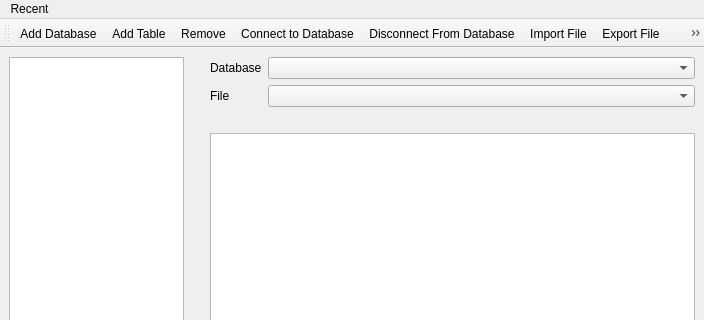
First picture: the form in zeex/core/ui/sql/main.ui, repository zbarge/zeex, before the edit; both pictures show x 0 to 704 and y 0 to 320 of the 704 by 580 pixel window.
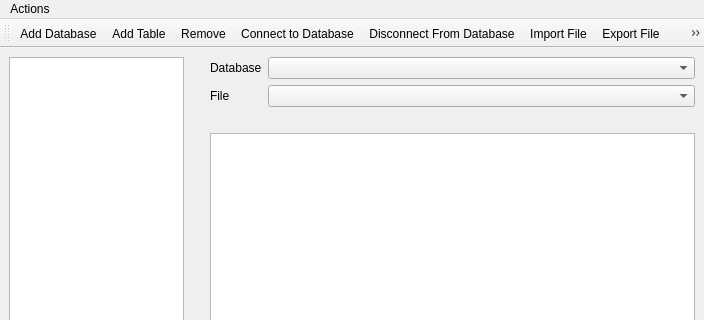
Second picture: the form after the edit. Icons and pictures are not drawn.

Diff of the .ui file:
```diff
--- a/zeex/core/ui/sql/main.ui
+++ b/zeex/core/ui/sql/main.ui
@@ -134,7 +134,7 @@
    </property>
    <widget class="QMenu" name="menuFiles">
     <property name="title">
-     <string>Recent</string>
+     <string>Actions</string>
     </property>
    </widget>
    <addaction name="menuFiles"/>
```
Left out of the diff: 40 changed lines with no effect on the pictures.
